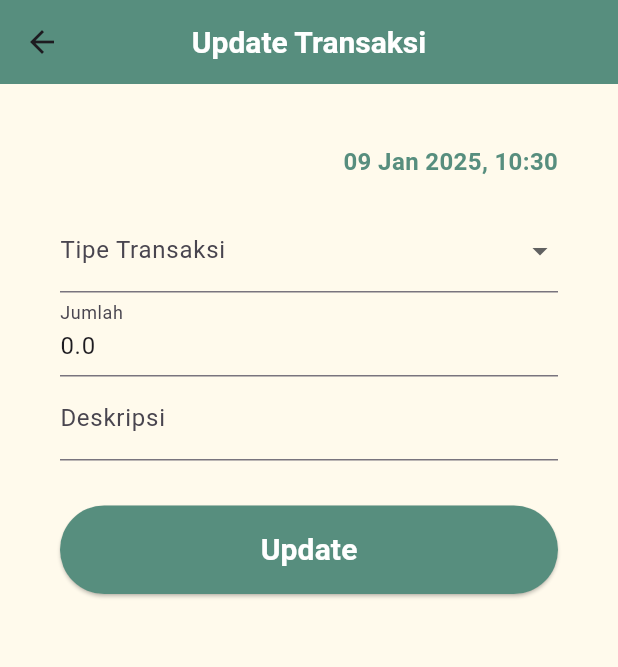
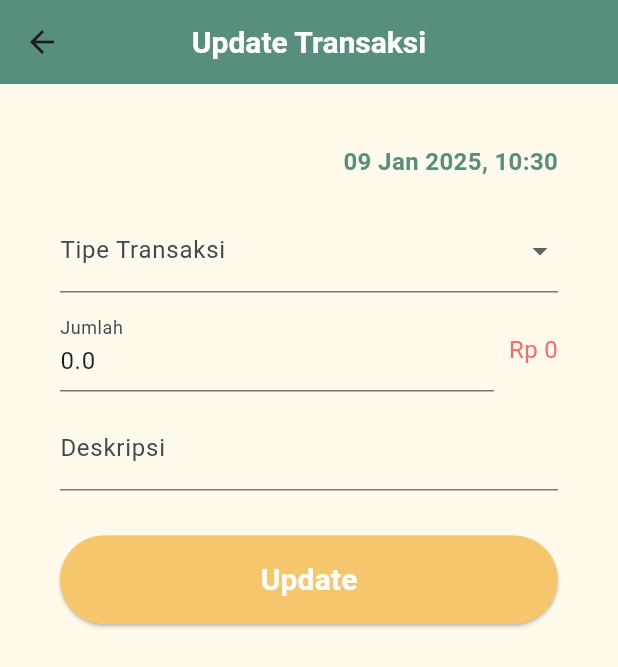
Before and after one commit to jonyxz/bumdesa-finance, a Flutter app: the DetailPage screen opened directly with empty values, after a tap on "Edit", on a phone screen of 412 x 824 dp. Shown: the top 667 px of the screen. Run offline on Flutter 3.47's test engine with Material 3 defaults, Android fonts, the phone set to English and light mode, and no system bars; our stand-ins replace cloud_firestore, firebase_auth, firebase_core; accounts and stored records are empty.

Commit message:
Add currency formatting for input fields in AddFormPage and UpdateFormPage, Improve layout of input fields to display formatted currency, and Change warning color in styles

```diff
--- a/lib/components/styles.dart
+++ b/lib/components/styles.dart
@@ -4,7 +4,7 @@ var primaryColor = const Color(0xFF578E7E);
 var secondaryColor = const Color.fromARGB(255, 249, 248, 244);
 var accentColor = const Color(0xFF3D3D3D);
 var backgroundColor = const Color(0xFFFFFAEC);
-var warningColor = const Color(0xFFFFE4B2);
+var warningColor = const Color.fromARGB(255, 246, 198, 109);
 var dangerColor = const Color.fromARGB(255, 248, 108, 108);
 var successColor = const Color.fromARGB(255, 87, 155, 98);
 var greyColor = const Color(0xFF3D3D3D);
@@ -28,3 +28,8 @@ TextStyle bodyStyle({bool dark = true}) {
 var buttonStyle = ElevatedButton.styleFrom(
     padding: const EdgeInsets.symmetric(vertical: 15),
     backgroundColor: primaryColor);
+
+var buttonStyleV2 = ElevatedButton.styleFrom(
+  padding: const EdgeInsets.symmetric(vertical: 15),
+  backgroundColor: warningColor,
+);
--- a/lib/pages/DetailPage.dart
+++ b/lib/pages/DetailPage.dart
@@ -187,8 +187,8 @@ class DetailPage extends StatelessWidget {
                     padding: const EdgeInsets.symmetric(
                         horizontal: 20, vertical: 10),
                   ),
-                  icon: Icon(Icons.edit, color: Colors.black),
-                  label: Text('Edit', style: TextStyle(color: Colors.black)),
+                  icon: Icon(Icons.edit, color: Colors.white),
+                  label: Text('Edit', style: TextStyle(color: Colors.white)),
                   onPressed: () => _updateTransaksi(context),
                 ),
                 const SizedBox(width: 20),
--- a/lib/pages/UpdateFormPage.dart
+++ b/lib/pages/UpdateFormPage.dart
@@ -29,6 +29,12 @@ class _UpdateFormPageState extends State<UpdateFormPage> {
     jumlah = widget.transaksi.jumlah;
     deskripsi = widget.transaksi.label;
     tanggal = widget.transaksi.createdAt.toDate();
+  }
+
+  String formatRupiah(double value) {
+    final formatCurrency =
+        NumberFormat.currency(locale: 'id_ID', symbol: 'Rp ', decimalDigits: 0);
+    return formatCurrency.format(value);
   }
 
   Future<void> updateTransaksi() async {
@@ -72,7 +78,8 @@ class _UpdateFormPageState extends State<UpdateFormPage> {
             .doc('current_saldo')
             .update({'saldo': saldoTerkini});
 
-        Navigator.pop(context);
+        Navigator.popUntil(
+            context, ModalRoute.withName('/dashboard')); // Kembali ke dashboard
       } catch (e) {
         print('Error: $e');
       } finally {
@@ -137,16 +144,35 @@ class _UpdateFormPageState extends State<UpdateFormPage> {
                               ? 'Tipe transaksi tidak boleh kosong'
                               : null,
                         ),
-                        TextFormField(
-                          decoration: InputDecoration(labelText: 'Jumlah'),
+                        SizedBox(height: 10),
+                        Row(
+                          children: [
+                            Expanded(
+                              child: TextFormField(
+                                decoration:
+                                    InputDecoration(labelText: 'Jumlah'),
                                 keyboardType: TextInputType.number,
                                 initialValue: jumlah?.toString(),
-                          onChanged: (value) =>
-                              setState(() => jumlah = double.tryParse(value)),
+                                onChanged: (value) => setState(
+                                    () => jumlah = double.tryParse(value)),
                                 validator: (value) => value!.isEmpty
                                     ? 'Jumlah tidak boleh kosong'
                                     : null,
                               ),
+                            ),
+                            SizedBox(width: 10),
+                            Text(
+                              jumlah != null ? formatRupiah(jumlah!) : '',
+                              style: TextStyle(
+                                fontSize: 16,
+                                color: jenisTransaksi == 'Debet'
+                                    ? primaryColor
+                                    : dangerColor,
+                              ),
+                            ),
+                          ],
+                        ),
+                        SizedBox(height: 10),
                         TextFormField(
                           decoration: InputDecoration(labelText: 'Deskripsi'),
                           initialValue: deskripsi,
@@ -160,12 +186,14 @@ class _UpdateFormPageState extends State<UpdateFormPage> {
                         Container(
                           width: double.infinity,
                           child: ElevatedButton(
-                            style: buttonStyle,
+                            style: buttonStyleV2,
                             onPressed: updateTransaksi,
-                            child: Text('Update',
-                                style: headerStyle(level: 3, dark: false)),
+                            child: Text(
+                              'Update',
+                              style: headerStyle(level: 3, dark: false),
                             ),
                           ),
+                        )
                       ],
                     ),
                   ),
```
Also changed, not shown: lib/pages/AddFormPage.dart (+34 -8 lines). Lines whose indentation alone changed are shown as unchanged.
